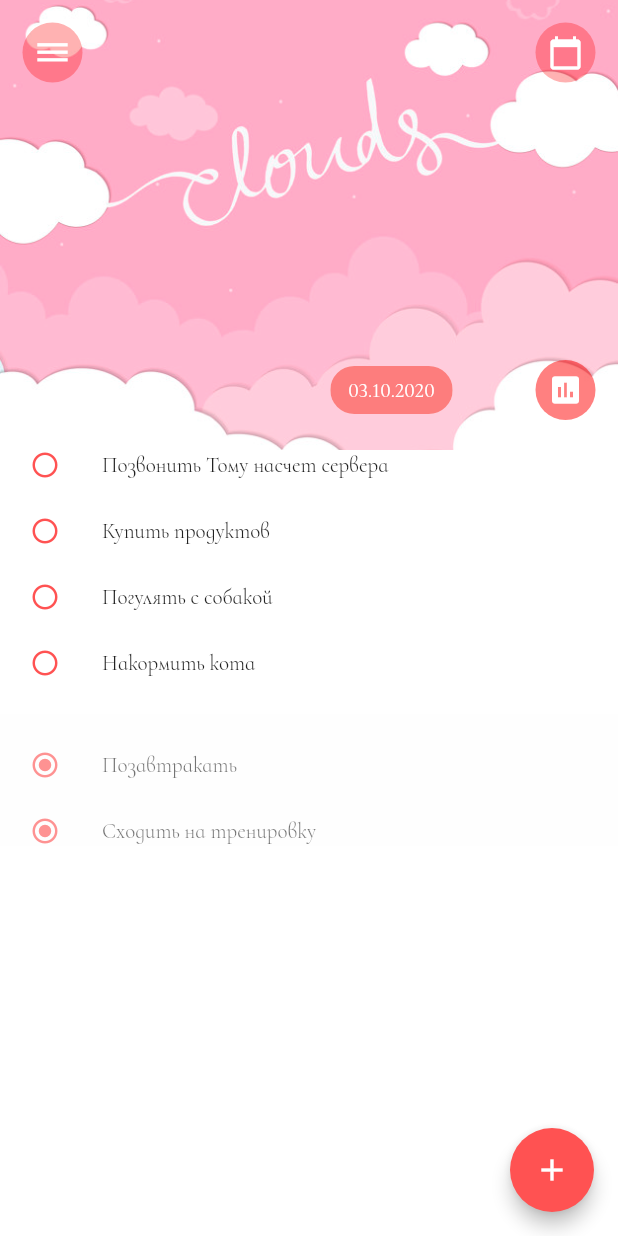
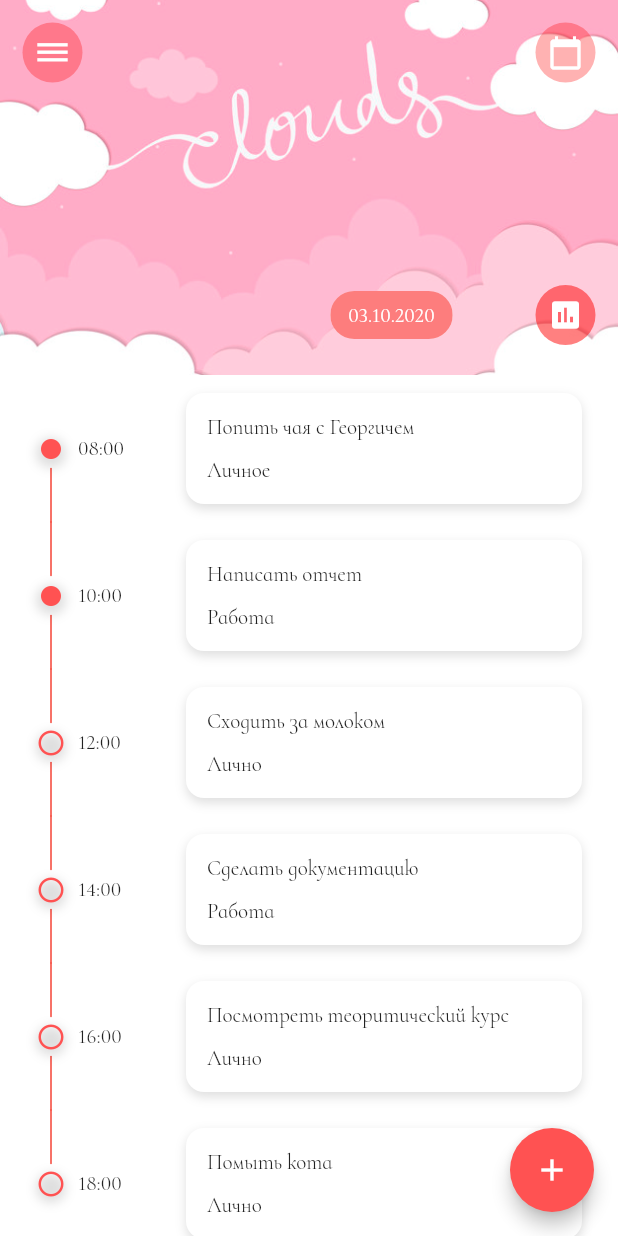
Before and after one commit to 88srzh/TODO_list, a Flutter app: the screen it shows after launch, on a phone screen of 412 x 824 dp. Run offline on Flutter 3.47's test engine with Material 2 defaults, Android fonts, the light colour scheme and no system bars.

Commit message:
add event_page & canvas line

```diff
--- a/lib/pages/event_page.dart
+++ b/lib/pages/event_page.dart
@@ -0,0 +1,169 @@
+import 'package:flutter/material.dart';
+
+class EventPage extends StatefulWidget {
+  EventPage({Key key}) : super(key: key);
+
+  @override
+  _EventPageState createState() => _EventPageState();
+}
+
+class Event {
+  final String time;
+  final String task;
+  final String desc;
+  final bool isFinish;
+
+  const Event(this.time, this.task, this.desc, this.isFinish);
+}
+
+final List<Event> _eventList = [
+  new Event("08:00", "Попить чая с Георгичем", "Личное", true),
+  new Event("10:00", "Написать отчет", "Работа", true),
+  new Event("12:00", "Сходить за молоком", "Лично", false),
+  new Event("14:00", "Сделать документацию", "Работа", false),
+  new Event("16:00", "Посмотреть теоритический курс", "Лично", false),
+  new Event("18:00", "Помыть кота", "Лично", false),
+];
+
+class _EventPageState extends State<EventPage> {
+  @override
+  Widget build(BuildContext context) {
+    double iconSize = 20;
+    return ListView.builder(
+      itemCount: _eventList.length,
+      padding: const EdgeInsets.all(0),
+      itemBuilder: (context, index) {
+        return Padding(
+          padding: const EdgeInsets.only(left: 24.0, right: 24.0),
+          child: Row(
+            children: <Widget>[
+              Container(
+                  decoration: IconDecoration(
+                      iconSize: iconSize,
+                      lineWidth: 1,
+                      firstData: index == 0 ?? true,
+                      lastData: index == _eventList.length - 1 ?? true),
+                  child: Container(
+                    decoration: BoxDecoration(
+                        borderRadius: BorderRadius.all(Radius.circular(50)),
+                        boxShadow: [
+                          BoxShadow(
+                              offset: Offset(0, 3),
+                              color: Color(0x20000000),
+                              blurRadius: 5)
+                        ]),
+                    child: Icon(
+                      _eventList[index].isFinish
+                          ? Icons.fiber_manual_record
+                          : Icons.radio_button_unchecked,
+                      size: 20,
+                      color: Theme.of(context).accentColor,
+                    ),
+                  )),
+              Container(
+                  width: 80,
+                  child: Padding(
+                    padding: const EdgeInsets.only(left: 8.0),
+                    child: Text(_eventList[index].time),
+                  )),
+              Expanded(
+                child: Padding(
+                  padding: const EdgeInsets.only(top: 12.0, bottom: 12.0),
+                  child: Container(
+                    padding: const EdgeInsets.all(14.0),
+                    decoration: BoxDecoration(
+                        color: Colors.white,
+                        borderRadius: BorderRadius.all(Radius.circular(12)),
+                        boxShadow: [
+                          BoxShadow(
+                            color: Color(0x20000000),
+                            blurRadius: 5,
+                            offset: Offset(0, 3),
+                          )
+                        ]),
+                    child: Column(
+                      crossAxisAlignment: CrossAxisAlignment.start,
+                      children: [
+                        Text(_eventList[index].task),
+                        SizedBox(
+                          height: 12,
+                        ),
+                        Text(_eventList[index].desc),
+                      ],
+                    ),
+                  ),
+                ),
+              )
+            ],
+          ),
+        );
+      },
+    );
+  }
+}
+
+class IconDecoration extends Decoration {
+  final double iconSize;
+  final double lineWidth;
+  final bool firstData;
+  final bool lastData;
+
+  IconDecoration({
+    @required double iconSize,
+    @required double lineWidth,
+    @required bool firstData,
+    @required bool lastData,
+  })  : this.iconSize = iconSize,
+        this.lineWidth = lineWidth,
+        this.firstData = firstData,
+        this.lastData = lastData;
+
+  @override
+  BoxPainter createBoxPainter([onChanged]) {
+    // TODO: implement createBoxPainter
+    return IconLine(
+      iconSize: iconSize,
+      lineWidth: lineWidth,
+      firstData: firstData,
+      lastData: lastData,
+    );
+  }
+}
+
+class IconLine extends BoxPainter {
+  final double iconSize;
+  final bool firstData;
+  final bool lastData;
+
+  final Paint paintLine;
+
+  IconLine({
+    @required double iconSize,
+    @required double lineWidth,
+    @required bool firstData,
+    @required bool lastData,
+  })  : this.iconSize = iconSize,
+        this.firstData = firstData,
+        this.lastData = lastData,
+        paintLine = Paint()
+          ..color = Colors.red
+          ..strokeCap = StrokeCap.round
+          ..strokeWidth = lineWidth
+          ..style = PaintingStyle.stroke;
+  @override
+  void paint(Canvas canvas, Offset offset, ImageConfiguration configuration) {
+    final leftOffset = Offset((iconSize / 2) + 24, offset.dy);
+    final double iconSpace = iconSize / 1.5;
+
+    final Offset top = configuration.size.topLeft(Offset(leftOffset.dx, 0.0));
+    final Offset centerTop = configuration.size
+        .centerLeft(Offset(leftOffset.dx, leftOffset.dy - iconSpace));
+    final Offset centerBottom = configuration.size
+        .centerLeft(Offset(leftOffset.dx, leftOffset.dy + iconSpace));
+    final Offset end =
+        configuration.size.bottomLeft(Offset(leftOffset.dx, leftOffset.dy * 2));
+
+    if (!firstData) canvas.drawLine(top, centerTop, paintLine);
+    if (!lastData) canvas.drawLine(centerBottom, end, paintLine);
+  }
+}
--- a/lib/pages/home_page.dart
+++ b/lib/pages/home_page.dart
@@ -1,6 +1,7 @@
 import 'package:flutter/material.dart';
 import 'package:todo_list/pages/task_page.dart';
 import '../widgets/top_bar.dart';
+import 'event_page.dart';
 
 class HomePage extends StatelessWidget {
   const HomePage({Key key}) : super(key: key);
@@ -23,7 +24,7 @@ class HomePage extends StatelessWidget {
     return Column(
       children: <Widget>[
         TopBar(),
-        Expanded(child: TaskPage()),
+        Expanded(child: EventPage()),
       ],
     );
   }
--- a/lib/pages/task_page.dart
+++ b/lib/pages/task_page.dart
@@ -24,6 +24,7 @@ class _TaskPageState extends State<TaskPage> {
   @override
   Widget build(BuildContext context) {
     return ListView.builder(
+      padding: const EdgeInsets.all(0),
       itemCount: _taskList.length,
       itemBuilder: (context, index) {
         return _taskList[index].isFinish
--- a/lib/widgets/top_bar.dart
+++ b/lib/widgets/top_bar.dart
@@ -7,7 +7,7 @@ class TopBar extends StatelessWidget {
   Widget build(BuildContext context) {
     return Container(
       width: double.infinity,
-      height: 300,
+      height: 250,
       padding: const EdgeInsets.all(15.0),
       decoration: BoxDecoration(
         image: DecorationImage(
```
